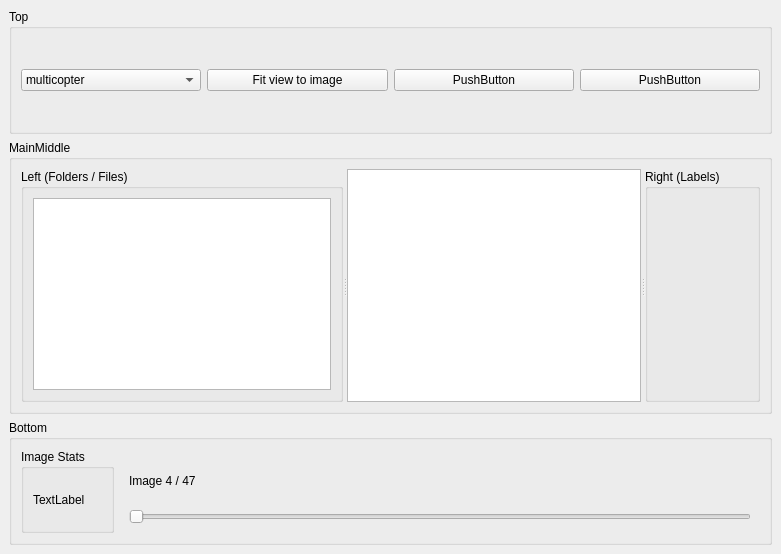
This is src/mainwindow.ui in j-kallwies/yolo_annotator as Qt 5 draws it before an edit. The edited form follows.
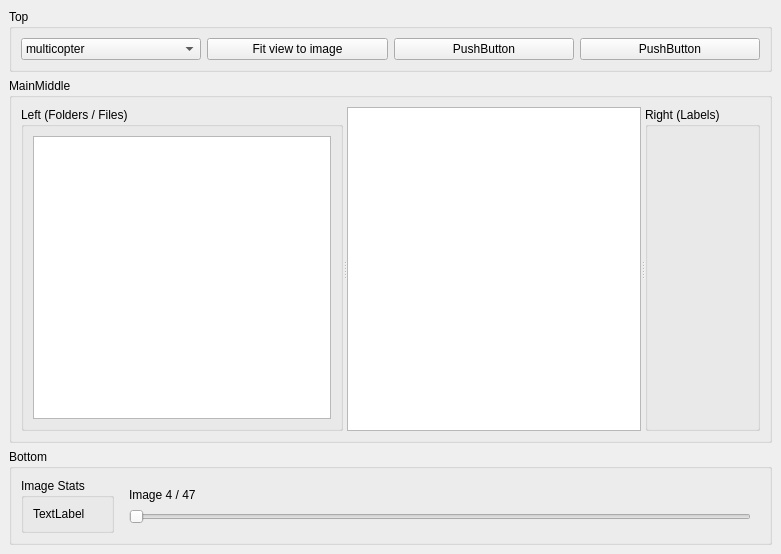
This is the edited form. Custom widgets are drawn as their Qt base class.

Patch:
```diff
--- a/src/mainwindow.ui
+++ b/src/mainwindow.ui
@@ -17,6 +17,12 @@
    <layout class="QVBoxLayout" name="verticalLayout">
     <item>
      <widget class="QGroupBox" name="groupBox">
+      <property name="sizePolicy">
+       <sizepolicy hsizetype="Preferred" vsizetype="Fixed">
+        <horstretch>0</horstretch>
+        <verstretch>0</verstretch>
+       </sizepolicy>
+      </property>
       <property name="title">
        <string>Top</string>
       </property>
@@ -72,6 +78,12 @@
     </item>
     <item>
      <widget class="QGroupBox" name="groupBox_2">
+      <property name="sizePolicy">
+       <sizepolicy hsizetype="Preferred" vsizetype="Expanding">
+        <horstretch>0</horstretch>
+        <verstretch>0</verstretch>
+       </sizepolicy>
+      </property>
       <property name="title">
        <string>MainMiddle</string>
       </property>
@@ -104,6 +116,12 @@
     </item>
     <item>
      <widget class="QGroupBox" name="groupBox_3">
+      <property name="sizePolicy">
+       <sizepolicy hsizetype="Preferred" vsizetype="Fixed">
+        <horstretch>0</horstretch>
+        <verstretch>0</verstretch>
+       </sizepolicy>
+      </property>
       <property name="title">
        <string>Bottom</string>
       </property>
```
